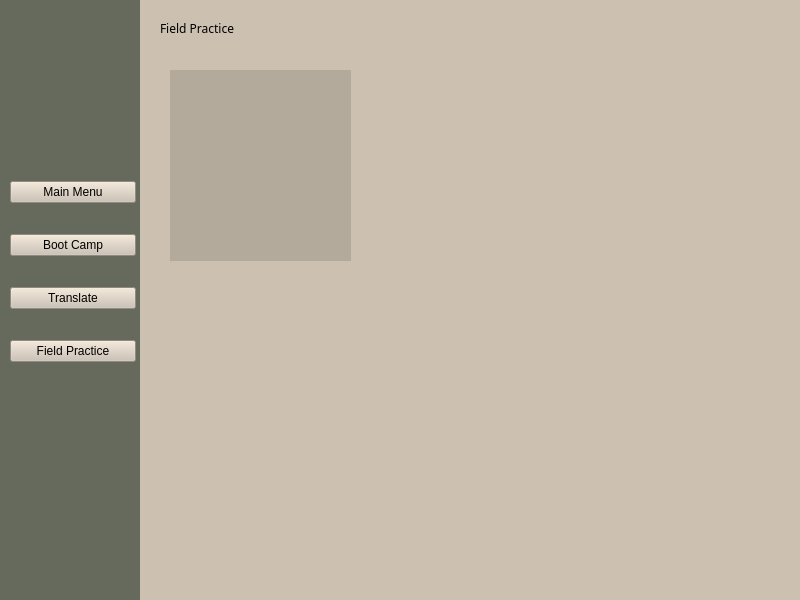
Above: mainmenu.ui from University-of-Utah-CS3505/a9-an-educational-app-BrittonJordan before the change. Below: the same form after it.
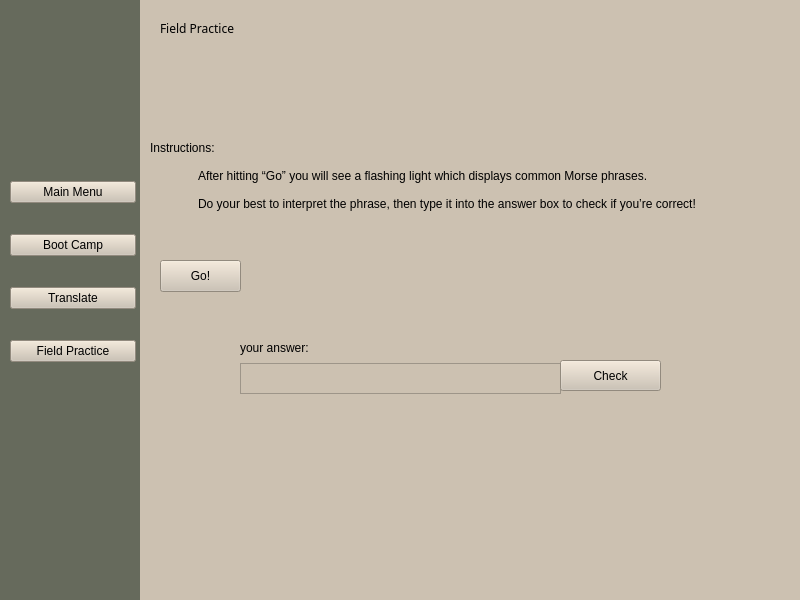
That is the form after the change. Custom widgets are drawn as their Qt base class.

Commit message: added user functionality to Field Practice

Diff of the .ui file:
```diff
--- a/mainmenu.ui
+++ b/mainmenu.ui
@@ -1298,11 +1298,14 @@
       </property>
      </widget>
      <widget class="QLabel" name="flashLabel">
+      <property name="enabled">
+       <bool>false</bool>
+      </property>
       <property name="geometry">
        <rect>
-        <x>30</x>
-        <y>70</y>
-        <width>181</width>
+        <x>100</x>
+        <y>100</y>
+        <width>431</width>
         <height>191</height>
        </rect>
       </property>
@@ -1313,6 +1316,93 @@
        <string/>
       </property>
      </widget>
+     <widget class="QLabel" name="instructionLabel">
+      <property name="geometry">
+       <rect>
+        <x>10</x>
+        <y>50</y>
+        <width>631</width>
+        <height>251</height>
+       </rect>
+      </property>
+      <property name="text">
+       <string>Instructions:
+
+	After hitting “Go” you will see a flashing light which displays common Morse phrases.
+
+	Do your best to interpret the phrase, then type it into the answer box to check if you’re correct!</string>
+      </property>
+     </widget>
+     <widget class="QPushButton" name="goButton">
+      <property name="geometry">
+       <rect>
+        <x>20</x>
+        <y>260</y>
+        <width>81</width>
+        <height>32</height>
+       </rect>
+      </property>
+      <property name="text">
+       <string>Go!</string>
+      </property>
+     </widget>
+     <widget class="QTextEdit" name="userAnswerBox">
+      <property name="geometry">
+       <rect>
+        <x>100</x>
+        <y>363</y>
+        <width>321</width>
+        <height>31</height>
+       </rect>
+      </property>
+     </widget>
+     <widget class="QLabel" name="userAnswerLabel">
+      <property name="geometry">
+       <rect>
+        <x>100</x>
+        <y>340</y>
+        <width>91</width>
+        <height>16</height>
+       </rect>
+      </property>
+      <property name="text">
+       <string>your answer:</string>
+      </property>
+     </widget>
+     <widget class="QPushButton" name="checkAnswerButton">
+      <property name="geometry">
+       <rect>
+        <x>420</x>
+        <y>360</y>
+        <width>101</width>
+        <height>31</height>
+       </rect>
+      </property>
+      <property name="text">
+       <string>Check</string>
+      </property>
+     </widget>
+     <widget class="QLabel" name="reportCorrectLabel">
+      <property name="geometry">
+       <rect>
+        <x>100</x>
+        <y>410</y>
+        <width>241</width>
+        <height>16</height>
+       </rect>
+      </property>
+      <property name="text">
+       <string/>
+      </property>
+     </widget>
+     <zorder>fieldPracticeLabel</zorder>
+     <zorder>flashLabel</zorder>
+     <zorder>userAnswerBox</zorder>
+     <zorder>userAnswerLabel</zorder>
+     <zorder>checkAnswerButton</zorder>
+     <zorder>reportCorrectLabel</zorder>
+     <zorder>instructionLabel</zorder>
+     <zorder>goButton</zorder>
     </widget>
    </widget>
    <widget class="QWidget" name="verticalLayoutWidget">
```
Left out of the diff: 3 changed lines with no effect on the pictures. The commit also changes 4 other files.
